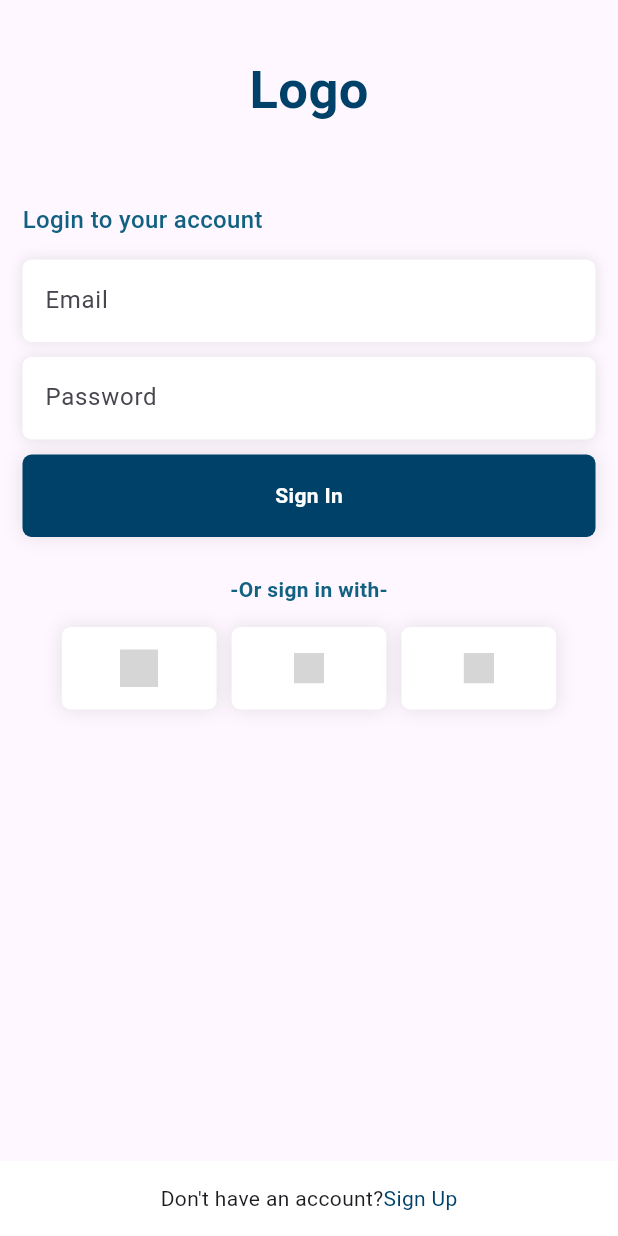
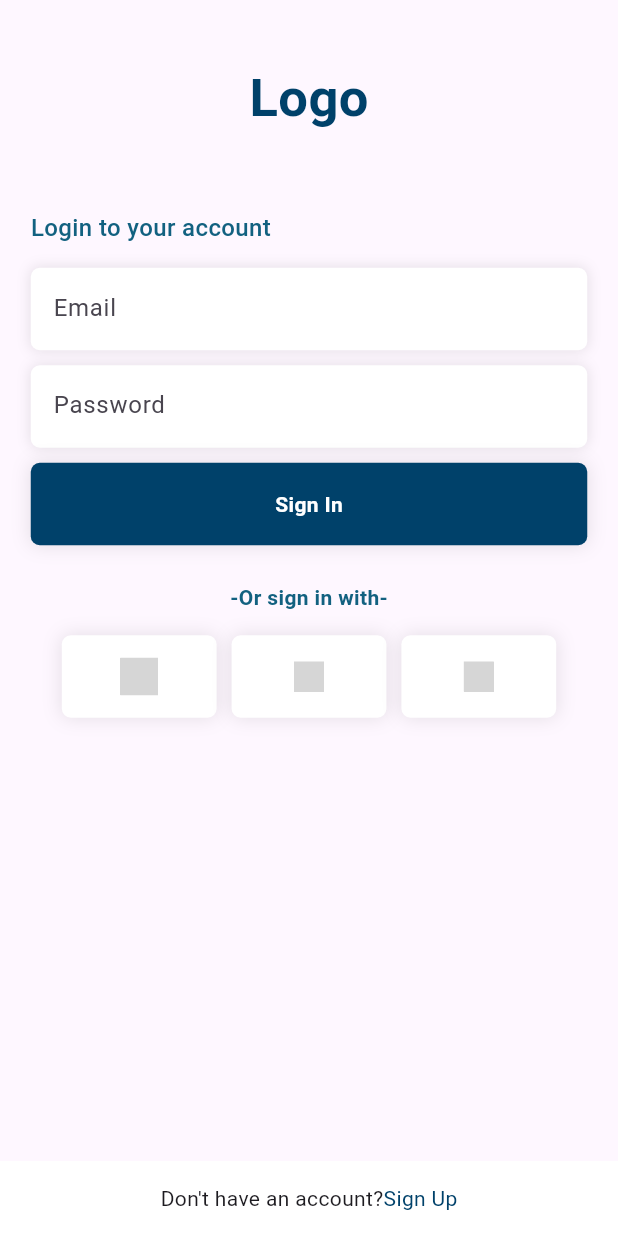
Before and after one commit to HassanDurra/CityQuest, a Flutter app: the screen it shows after launch, on a phone screen of 412 x 824 dp. Run offline on Flutter 3.47's test engine with Material 3 defaults, Android fonts, the phone set to English and light mode, and no system bars; our stand-ins replace flutter_svg, get, hexcolor; grey boxes are pictures that could not be loaded.

Commit message:
Update login.dart

```diff
--- a/lib/view/Auth/login.dart
+++ b/lib/view/Auth/login.dart
@@ -19,7 +19,7 @@ class LoginView extends StatelessWidget {
       child: SafeArea(
           child: Container(
               width: double.infinity,
-              padding: EdgeInsets.all(15.0),
+              padding: EdgeInsets.all(20.5),
               child: Column(
                 crossAxisAlignment: CrossAxisAlignment.start,
                 children: [
```
